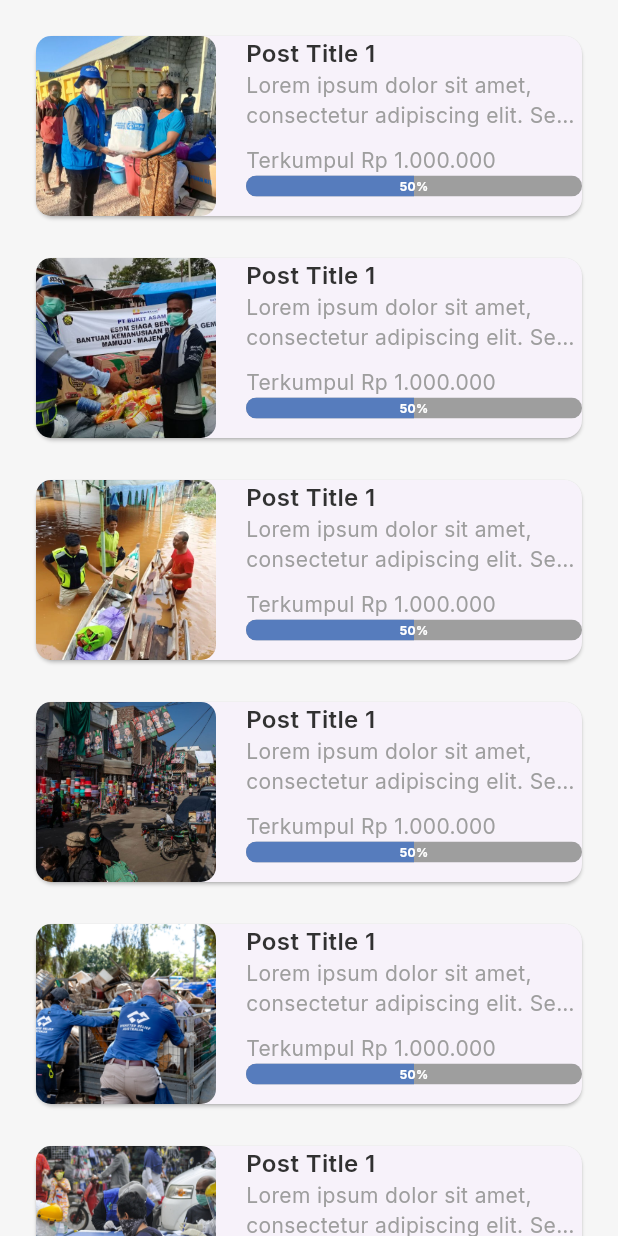
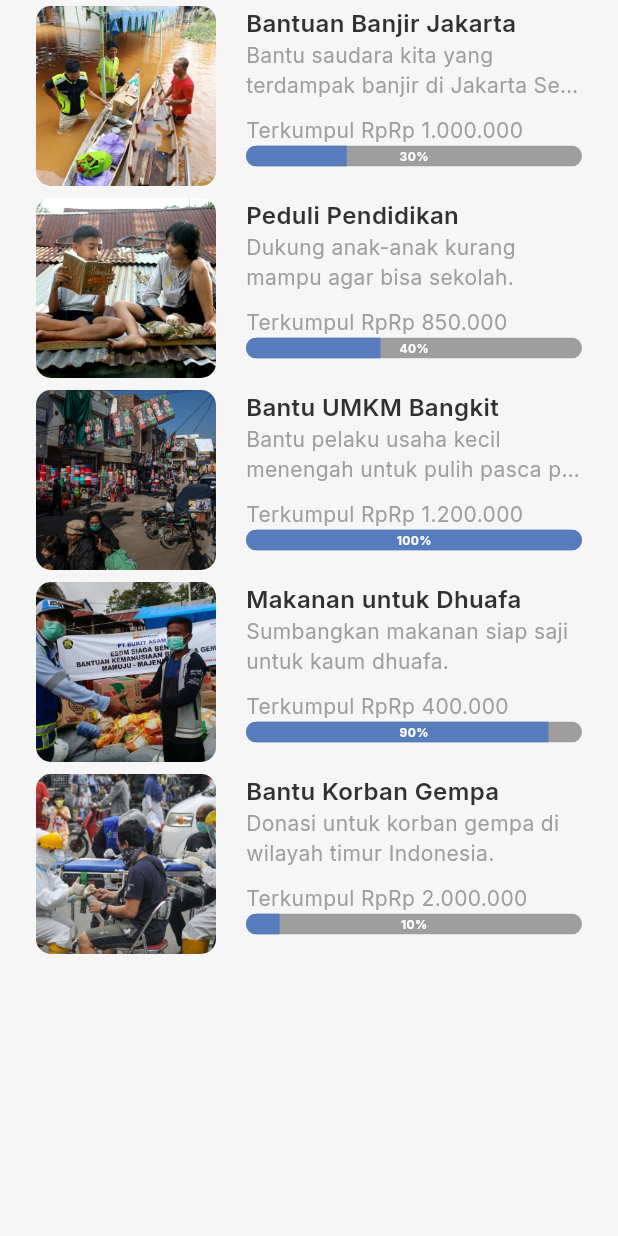
Before and after one commit to yamaniyuda/one_goal, a Flutter app: the PostContent widget shown alone on an empty page, opened directly, on a phone screen of 412 x 824 dp. Run offline on Flutter 3.47's test engine with Material 3 defaults, Android fonts, the phone set to English and light mode, and no system bars; our stand-ins replace go_router, google_fonts, image_picker, shared_preferences, transparent_image, video_player; missing offline and left inert: iconify_flutter; accounts and stored records are empty; generated files the repository leaves out were written again.

Commit message:
dynamic indicator progress

```diff
--- a/lib/presentation/screen/main/widget/home_content.dart
+++ b/lib/presentation/screen/main/widget/home_content.dart
@@ -42,7 +42,6 @@ mixin Add {
                             CategoryList(),
                             const SizedBox(height: 20),
                             PostContentVideo(),
-                            const SizedBox(height: 30),
                             PostContent(),
                             const SizedBox(height: 100),
                         ],
--- a/lib/presentation/screen/main/widget/post_content.dart
+++ b/lib/presentation/screen/main/widget/post_content.dart
@@ -10,74 +10,55 @@
         'description': 'Bantu saudara kita yang terdampak banjir di Jakarta Selatan.',
         'imageUrl': 'assets/post_3.png',
         'amount': 'Rp 1.000.000',
-        'progress': 0.5,
+        'progress': 30,
       },
       {
         'title': 'Peduli Pendidikan',
         'description': 'Dukung anak-anak kurang mampu agar bisa sekolah.',
         'imageUrl': 'assets/pendidikan.jpg',
         'amount': 'Rp 850.000',
-        'progress': 0.34,
+        'progress': 40,
       },
       {
         'title': 'Bantu UMKM Bangkit',
         'description': 'Bantu pelaku usaha kecil menengah untuk pulih pasca pandemi.',
         'imageUrl': 'assets/post_4.png',
         'amount': 'Rp 1.200.000',
-        'progress': 0.66,
+        'progress': 100,
       },
       {
         'title': 'Makanan untuk Dhuafa',
         'description': 'Sumbangkan makanan siap saji untuk kaum dhuafa.',
         'imageUrl': 'assets/post_2.png',
         'amount': 'Rp 400.000',
-        'progress': 0.2,
+        'progress': 90,
       },
       {
         'title': 'Bantu Korban Gempa',
         'description': 'Donasi untuk korban gempa di wilayah timur Indonesia.',
         'imageUrl': 'assets/post_6.png',
         'amount': 'Rp 2.000.000',
-        'progress': 0.75,
+        'progress': 10,
       },
     ];
 
 
     @override
     Widget build(BuildContext context) {
-        return Column(
-            children: [
-                const SizedBox(height: 20),
-                CardRectangle(
-                    image: 'assets/post_1.png',
-                    title: 'Post Title 1',
-                ),
-                const SizedBox(height: 20),
-                CardRectangle(
-                    image: 'assets/post_2.png',
-                    title: 'Post Title 1',
-                ),
-                const SizedBox(height: 20),
-                CardRectangle(
-                    image: 'assets/post_3.png',
-                    title: 'Post Title 1',
-                ),
-                const SizedBox(height: 20),
-                CardRectangle(
-                    image: 'assets/post_4.png',
-                    title: 'Post Title 1',
-                ),
-                const SizedBox(height: 20),
-                CardRectangle(
-                    image: 'assets/post_5.png',
-                    title: 'Post Title 1',
-                ),
-                const SizedBox(height: 20),
-                CardRectangle(
-                    image: 'assets/post_6.png',
-                    title: 'Post Title 1',
-                )
-            ],
+        return ListView.builder(
+            physics: const NeverScrollableScrollPhysics(),
+            shrinkWrap: true,
+            itemCount: donations.length,
+            itemBuilder: (context, index) {
+                final donation = donations[index];
+                return CardRectangle(
+                    title: donation['title'],
+                    progress: (donation['progress'] as num).toDouble(),
+                    image: donation['imageUrl'],
+                    description: donation['description'],
+                    amount: donation['amount'],
+                );
+            },
         );
     }
 }
--- a/lib/presentation/widget/card/card_rectangle.dart
+++ b/lib/presentation/widget/card/card_rectangle.dart
@@ -4,12 +4,17 @@ import 'package:google_fonts/google_fonts.dart';
 class CardRectangle extends StatelessWidget {
     final String image;
     final String title;
-
+    final double progress;
+    final String description;
+    final String amount;
 
     const CardRectangle({
         super.key,
         required this.image,
         required this.title,
+        required this.progress,
+        required this.description,
+        required this.amount,
     });
 
 
@@ -18,6 +23,8 @@ class CardRectangle extends StatelessWidget {
         return Padding(
             padding: const EdgeInsets.symmetric(horizontal: 20),
             child: Card(
+                elevation: 0,
+                color: Colors.transparent,
                 child: Row(
                     mainAxisAlignment: MainAxisAlignment.start,
                     crossAxisAlignment: CrossAxisAlignment.start,
@@ -44,7 +51,7 @@ class CardRectangle extends StatelessWidget {
                                         ),
                                     ),
                                     Text(
-                                        'Lorem ipsum dolor sit amet, consectetur adipiscing elit. Sed do eiusmod tempor incididunt ut labore et dolore magna aliqua.',
+                                        description,
                                         style: GoogleFonts.inter(
                                             fontSize: 14,
                                             color: Colors.grey,
@@ -54,7 +61,7 @@ class CardRectangle extends StatelessWidget {
                                     ),
                                     const SizedBox(height: 10),
                                     Text(
-                                        'Terkumpul Rp 1.000.000',
+                                        "Terkumpul Rp$amount",
                                         style: GoogleFonts.inter(
                                             fontSize: 14,
                                             color: Colors.grey,
@@ -69,7 +76,7 @@ class CardRectangle extends StatelessWidget {
                                                     height: 14,
                                                     width: double.infinity,
                                                     child: LinearProgressIndicator(
-                                                        value: 0.5,
+                                                        value: progress / 100,
                                                         backgroundColor: Colors.grey,
                                                         valueColor: AlwaysStoppedAnimation<Color>(
                                                             Theme.of(context).primaryColor,
@@ -78,7 +85,7 @@ class CardRectangle extends StatelessWidget {
                                                 ),
                                             ),
                                             Text(
-                                                '50%',
+                                                "${progress.toInt()}%",
                                                 style: GoogleFonts.inter(
                                                     fontSize: 8,
                                                     fontWeight: FontWeight.bold,
--- a/pubspec.yaml
+++ b/pubspec.yaml
@@ -47,7 +47,6 @@ dependencies:
   video_player_web: ^2.3.5
   intl: any
   shared_preferences: ^2.5.3
-  image_picker: ^1.1.2
   flutter_staggered_grid_view: ^0.7.0
   transparent_image: ^2.0.1
   sqflite: ^2.4.2
```
